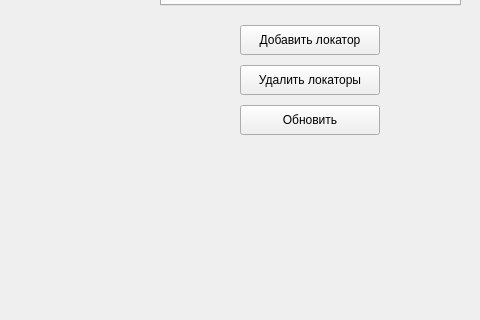
Qt form widget.ui (MAPSWorks/superpos) before a commit; both pictures show x 520 to 1000 and y 265 to 585 of the 1000 by 718 pixel window.
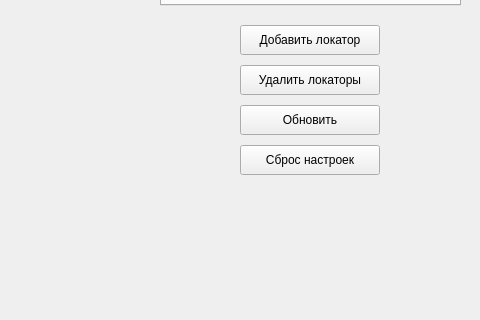
The same form after that commit.

```diff
--- a/widget.ui
+++ b/widget.ui
@@ -65,6 +65,19 @@
     <number>-1</number>
    </property>
   </widget>
+  <widget class="QPushButton" name="pbReset">
+   <property name="geometry">
+    <rect>
+     <x>760</x>
+     <y>410</y>
+     <width>140</width>
+     <height>30</height>
+    </rect>
+   </property>
+   <property name="text">
+    <string>Сброс настроек</string>
+   </property>
+  </widget>
  </widget>
  <layoutdefault spacing="6" margin="11"/>
  <resources/>
```
